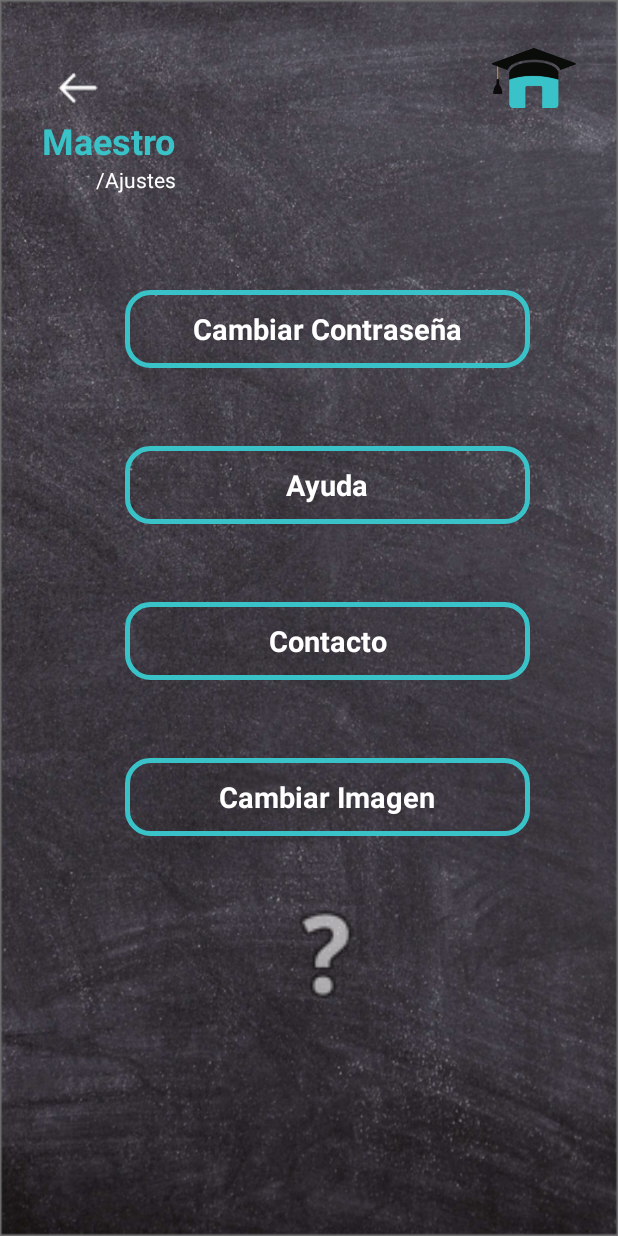
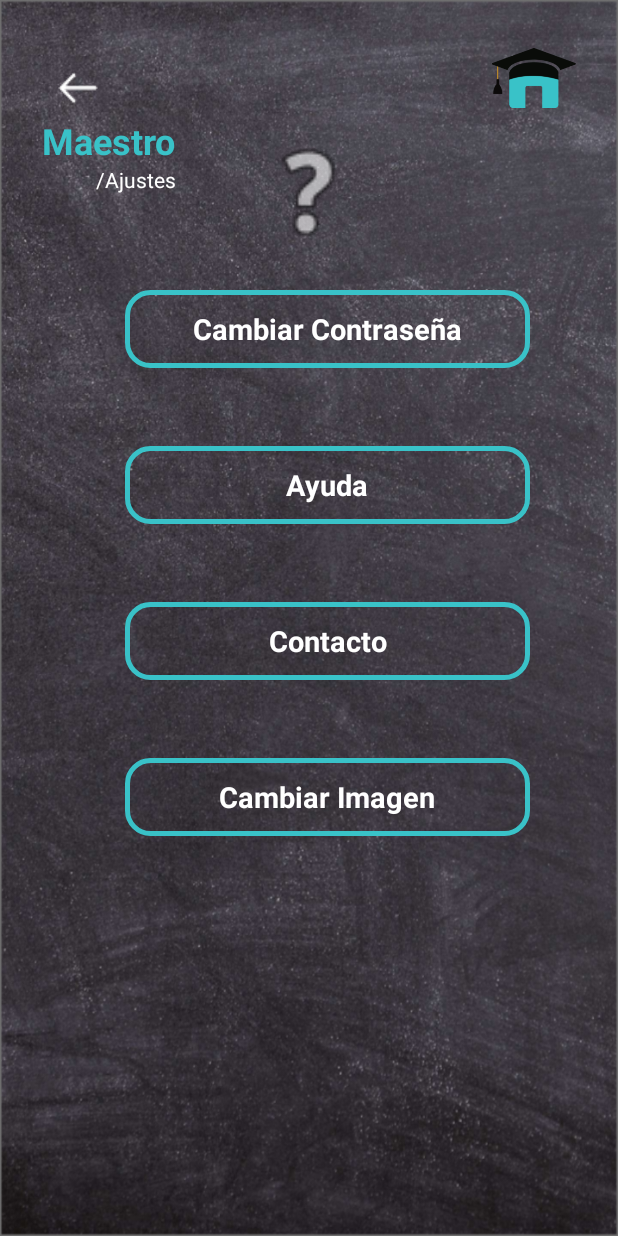
Before and after one commit to Emarmota/EHL, an Android app: the layout activity_main_maestro_ajustes.xml on its own in the app's theme, with its tools: preview values and no code run, on a phone screen of 412 x 824 dp. Run offline under Robolectric (Android 15) with nearby library versions, the phone set to English and light mode, and no system bars.

Commit message:
Our Final Commit

```diff
--- a/app/src/main/java/mx/tec/EHL/Profesor/activity_main_maestro.kt
+++ b/app/src/main/java/mx/tec/EHL/Profesor/activity_main_maestro.kt
@@ -40,7 +40,6 @@ class activity_main_maestro : AppCompatActivity() {
     override fun onCreate(savedInstanceState: Bundle?) {
         super.onCreate(savedInstanceState)
         setContentView(R.layout.activity_main_maestro)
-
         sharedpref = PreferencesHelper(this)
         loadWithGlide()
 
--- a/app/src/main/java/mx/tec/EHL/Profesor/activity_main_maestro_ajustes.kt
+++ b/app/src/main/java/mx/tec/EHL/Profesor/activity_main_maestro_ajustes.kt
@@ -97,6 +97,8 @@ class activity_main_maestro_ajustes : AppCompatActivity() {
             val intent= Intent(this@activity_main_maestro_ajustes, activity_main_maestro::class.java)
             intent.addFlags(Intent.FLAG_ACTIVITY_CLEAR_TOP)
             startActivity(intent)
+            val activity = activity_main_maestro::class.java as Activity
+            activity.recreate()
         }
     }
 
--- a/app/src/main/java/mx/tec/EHL/Profesor/activity_main_maestro_trabajos.kt
+++ b/app/src/main/java/mx/tec/EHL/Profesor/activity_main_maestro_trabajos.kt
@@ -1,5 +1,6 @@
 package mx.tec.EHL.Profesor
 
+import android.app.Activity
 import android.content.Intent
 import android.graphics.Color
 import android.net.Uri
@@ -94,6 +95,7 @@ class activity_main_maestro_trabajos : AppCompatActivity(), ProfesorAdapterChild
 
                 view.btnaceptarguia.setOnClickListener {
                     uploadFile(fileUri!!)
+
                     dialog.dismiss()
 
                 }
@@ -261,6 +263,8 @@ class activity_main_maestro_trabajos : AppCompatActivity(), ProfesorAdapterChild
         var storageRef = FirebaseStorage.getInstance().reference.child("files").child(fileName)
         storageRef.putFile(fileUri).addOnSuccessListener {
             Toast.makeText(this, "Se ha subido el archivo correctamente", Toast.LENGTH_LONG).show()
+            val activity = this@activity_main_maestro_trabajos as Activity
+            activity.recreate()
             save=false
             var queue = Volley.newRequestQueue(this)
             var uri = ""
--- a/app/src/main/res/layout/activity_main_alumno_c_quiz.xml
+++ b/app/src/main/res/layout/activity_main_alumno_c_quiz.xml
@@ -58,7 +58,7 @@
         android:layout_height="wrap_content"
         android:layout_marginStart="40dp"
         android:layout_marginTop="8dp"
-        android:text="@string/txtv_actividadC"
+        android:text="Actividad/Realizar CQuiz"
         android:textColor="#FFFFFF"
         app:layout_constraintStart_toStartOf="parent"
         app:layout_constraintTop_toBottomOf="@+id/txtv_maestroC" />
--- a/app/src/main/res/layout/activity_main_maestro_ajustes.xml
+++ b/app/src/main/res/layout/activity_main_maestro_ajustes.xml
@@ -104,11 +104,11 @@
         android:id="@+id/img_master"
         android:layout_width="82dp"
         android:layout_height="86dp"
-        android:layout_marginTop="36dp"
+        android:layout_marginTop="85dp"
         app:layout_constraintEnd_toEndOf="parent"
-        app:layout_constraintHorizontal_bias="0.534"
+        app:layout_constraintHorizontal_bias="0.498"
         app:layout_constraintStart_toStartOf="parent"
-        app:layout_constraintTop_toBottomOf="@+id/btn_cambiarimagen"
+        app:layout_constraintTop_toTopOf="parent"
         app:srcCompat="@android:drawable/ic_menu_help" />
 
 </androidx.constraintlayout.widget.ConstraintLayout>
```
Also changed, not shown: app/src/main/java/mx/tec/EHL/Alumno/MainActivity_Alumno_Grupos.kt (+6 -3 lines), app/src/main/java/mx/tec/EHL/Profesor/activity_main_maestro_creacioncquiz.kt (+7 -0 lines).
